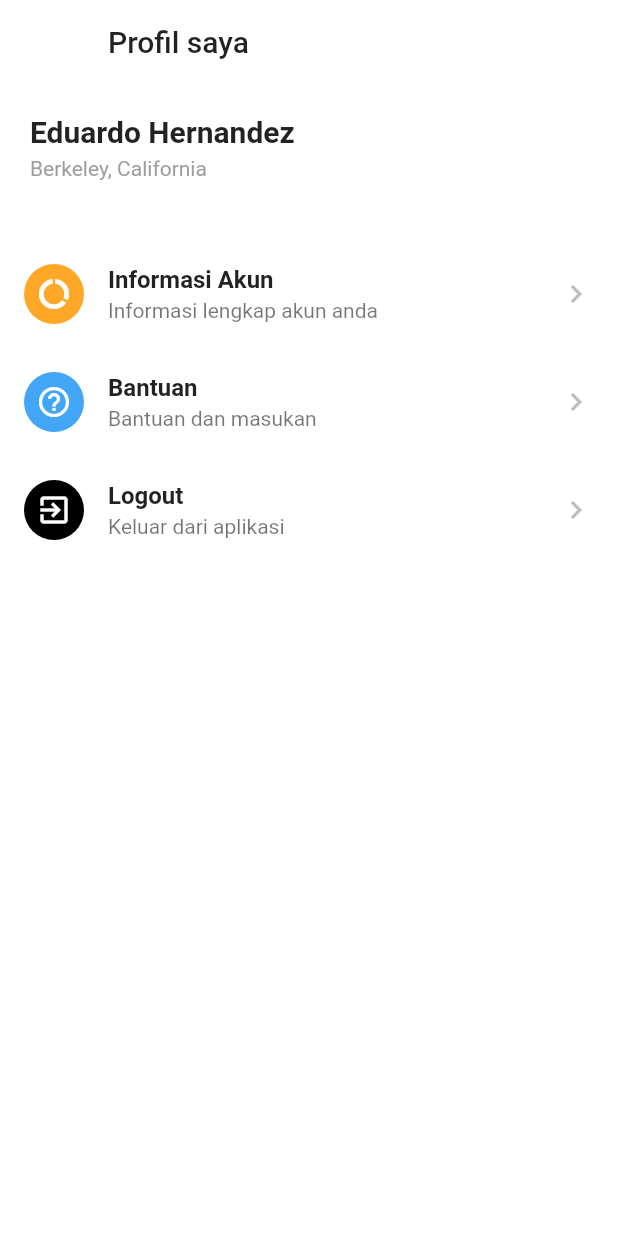
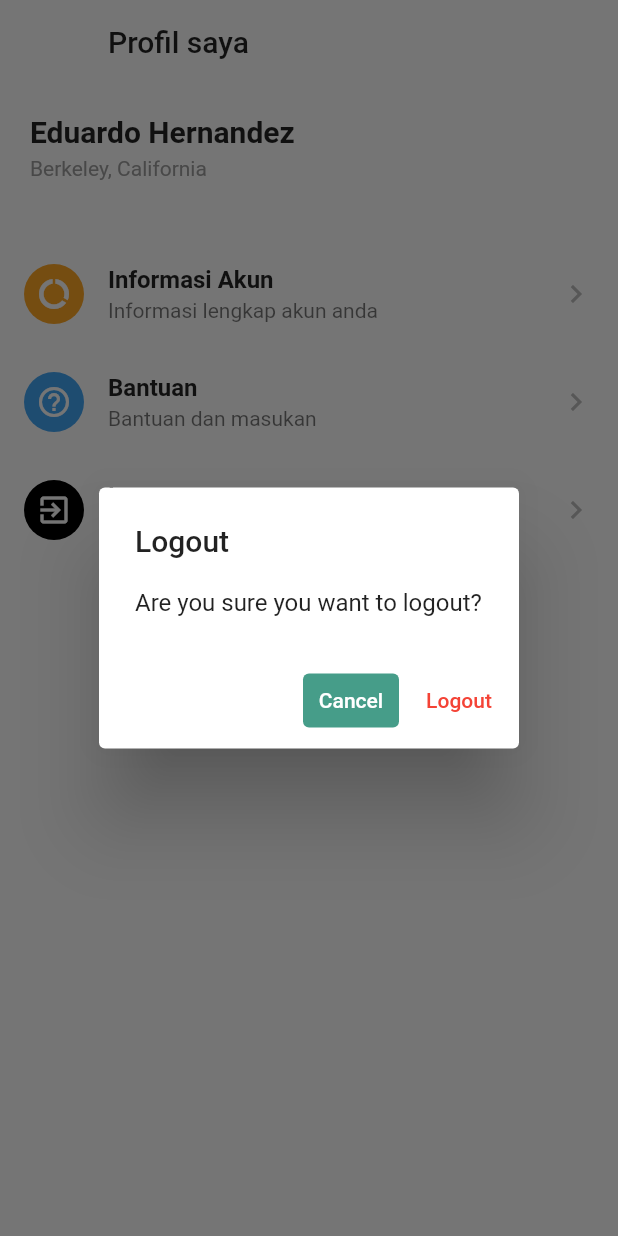
Before and after one commit to wahyungrho/tanibersama, a Flutter app: the ProfilePage screen opened directly, after a tap on "Logout", on a phone screen of 412 x 824 dp. Run offline on Flutter 3.47's test engine with Material 2 defaults, Android fonts, the phone set to English and light mode, and no system bars; our stand-ins replace pin_code_fields, shared_preferences; accounts and stored records are empty; network calls fail.

```diff
--- a/lib/menu/menu.dart
+++ b/lib/menu/menu.dart
@@ -1,4 +1,5 @@
 import 'package:flutter/material.dart';
+import 'package:invest_agriculture/main_page.dart';
 import 'package:invest_agriculture/model/models.dart';
 import 'package:invest_agriculture/services/services.dart';
 import 'package:invest_agriculture/shared/shared.dart';
--- a/lib/menu/profile_page.dart
+++ b/lib/menu/profile_page.dart
@@ -18,6 +18,19 @@ class _ProfilePageState extends State<ProfilePage> {
     ['Bantuan', 'Bantuan dan masukan', Icons.help_outline, Colors.blue[400]],
     ['Logout', 'Keluar dari aplikasi', Icons.exit_to_app, Colors.black],
   ];
+
+  Future removePreference() async {
+    SharedPreferences sharedPreferences = await SharedPreferences.getInstance();
+    sharedPreferences.remove(PrefProfile.idUSer);
+    sharedPreferences.remove(PrefProfile.name);
+    sharedPreferences.remove(PrefProfile.email);
+    sharedPreferences.remove(PrefProfile.phone);
+    sharedPreferences.remove(PrefProfile.pin);
+    sharedPreferences.remove(PrefProfile.createdAt);
+    sharedPreferences.remove(PrefProfile.login);
+    setState(() {});
+  }
+
   @override
   Widget build(BuildContext context) {
     return Scaffold(
@@ -90,7 +103,7 @@ class _ProfilePageState extends State<ProfilePage> {
     return ListTile(
       onTap: () {
         if (title == 'Logout') {
-          // showLogoutDealog();
+          showLogoutDealog();
         }
       },
       subtitle: Text(subtitle),
@@ -116,4 +129,39 @@ class _ProfilePageState extends State<ProfilePage> {
       ),
     );
   }
+
+  showLogoutDealog() {
+    return showDialog(
+        context: context,
+        builder: (BuildContext context) {
+          return AlertDialog(
+            title: const Text('Logout'),
+            content: const Text('Are you sure you want to logout?'),
+            actions: <Widget>[
+              TextButton(
+                style: ButtonStyle(
+                    backgroundColor: MaterialStateProperty.all(greenColor)),
+                child: const Text(
+                  'Cancel',
+                  style: TextStyle(color: Colors.white),
+                ),
+                onPressed: () {
+                  Navigator.of(context).pop();
+                },
+              ),
+              TextButton(
+                child:
+                    const Text('Logout', style: TextStyle(color: Colors.red)),
+                onPressed: () {
+                  removePreference();
+                  Navigator.pushAndRemoveUntil(
+                      context,
+                      MaterialPageRoute(builder: (_) => const MainPage()),
+                      (route) => false);
+                },
+              ),
+            ],
+          );
+        });
+  }
 }
--- a/lib/shared/url_api.dart
+++ b/lib/shared/url_api.dart
@@ -6,4 +6,5 @@ class BaseURL {
       'http://$ipAddress/api_invest/api/api_get_program.php';
   static String apiImage = 'http://$ipAddress/api_invest/assets';
   static String apiSignUp = 'http://$ipAddress/api_invest/api/sign_up.php';
+  static String apiSignIn = 'http://$ipAddress/api_invest/api/sign_in.php';
 }
```
Also changed, not shown: lib/menu/home_page.dart (+5 -4 lines), lib/services/auth_services.dart (+35 -0 lines), lib/views/pages/detail_page.dart (+4 -4 lines), lib/views/pages/pin_auth_page.dart (+52 -4 lines), lib/views/pages/sign_in_page.dart (+21 -4 lines).
